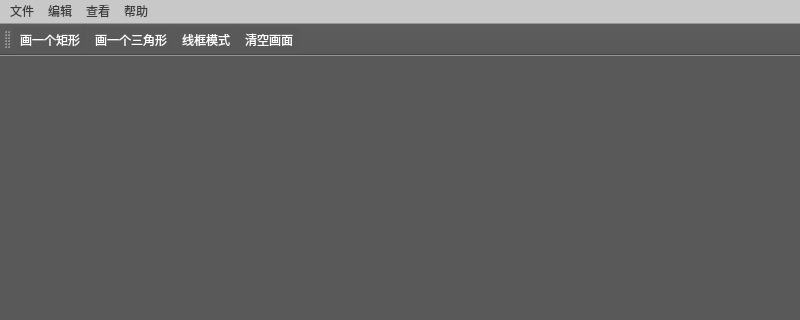
First picture: the form in ICPQOpenGL/ICPQOpenGL.ui, repository ArvinShaffer/ICPLearnOpenGL, before the edit; both pictures show x 0 to 800 and y 0 to 320 of the 800 by 600 pixel window.
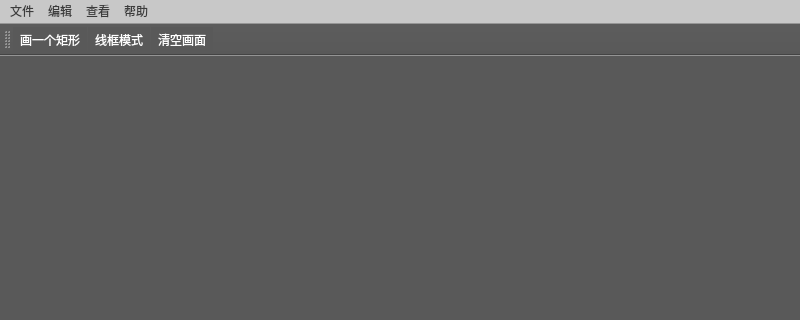
Second picture: the form after the edit. Icons and pictures are not drawn.

```diff
--- a/ICPQOpenGL/ICPQOpenGL.ui
+++ b/ICPQOpenGL/ICPQOpenGL.ui
@@ -85,7 +85,6 @@
     <bool>false</bool>
    </attribute>
    <addaction name="actionDrawRectangle"/>
-   <addaction name="actionDrawTriangle"/>
    <addaction name="actionWireframe"/>
    <addaction name="actionClear"/>
   </widget>
@@ -105,14 +104,6 @@
     <enum>QAction::NoRole</enum>
    </property>
   </action>
-  <action name="actionDrawTriangle">
-   <property name="text">
-    <string>画一个三角形</string>
-   </property>
-   <property name="menuRole">
-    <enum>QAction::NoRole</enum>
-   </property>
-  </action>
   <action name="actionWireframe">
    <property name="checkable">
     <bool>true</bool>
```
